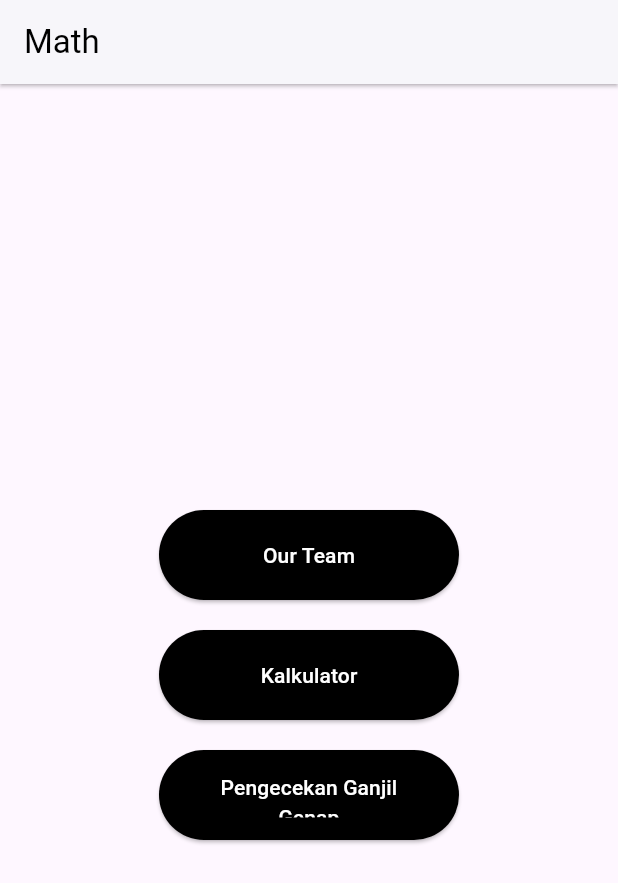
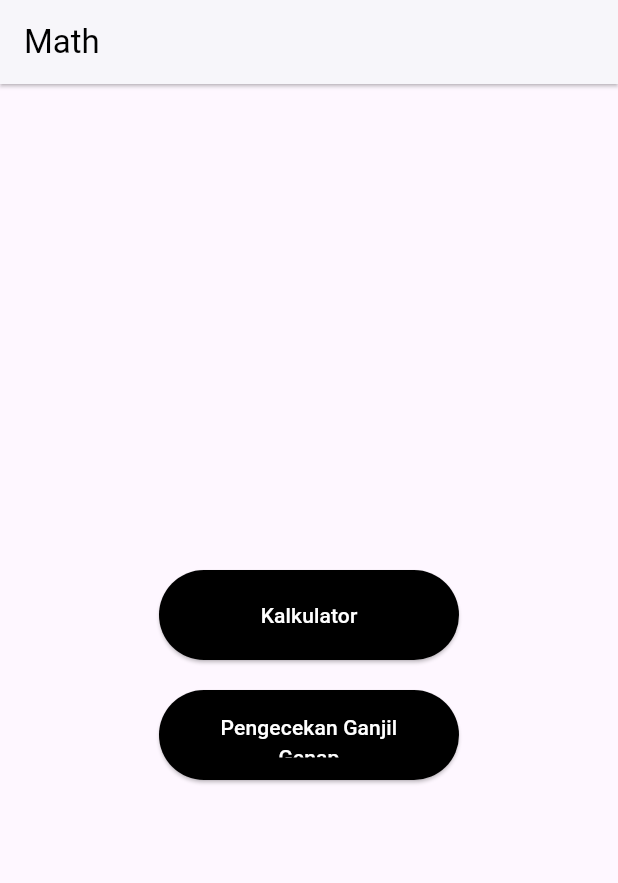
Before and after one commit to Sukron1632/Kalkulator, a Flutter app: the MathPage screen opened directly, on a phone screen of 412 x 824 dp. Shown: the top 883 px of the screen. Run offline on Flutter 3.47's test engine with Material 3 defaults, Android fonts, the phone set to English and light mode, and no system bars; our stand-ins replace firebase_auth, firebase_core; accounts and stored records are empty.

Commit message:
Minor fix

```diff
--- a/lib/Pages/math.dart
+++ b/lib/Pages/math.dart
@@ -18,26 +18,6 @@ class MathPage extends StatelessWidget {
           mainAxisAlignment: MainAxisAlignment.center,
           crossAxisAlignment: CrossAxisAlignment.center,
           children: <Widget>[
-            const SizedBox(height: 20),
-            SizedBox(
-              width: 200,
-              height: 60,
-              child: ElevatedButton(
-                onPressed: () {
-                  Navigator.pushNamed(context, '/ourteam');
-                },
-                style: ElevatedButton.styleFrom(
-                  backgroundColor: Colors.black,
-                  foregroundColor: Colors.white,
-                  shape: RoundedRectangleBorder(
-                    borderRadius: BorderRadius.circular(30),
-                  ),
-                  padding:
-                      const EdgeInsets.symmetric(horizontal: 20, vertical: 15),
-                ),
-                child: const Text('Our Team', textAlign: TextAlign.center),
-              ),
-            ),
             const SizedBox(height: 20),
             SizedBox(
               width: 200,
```
